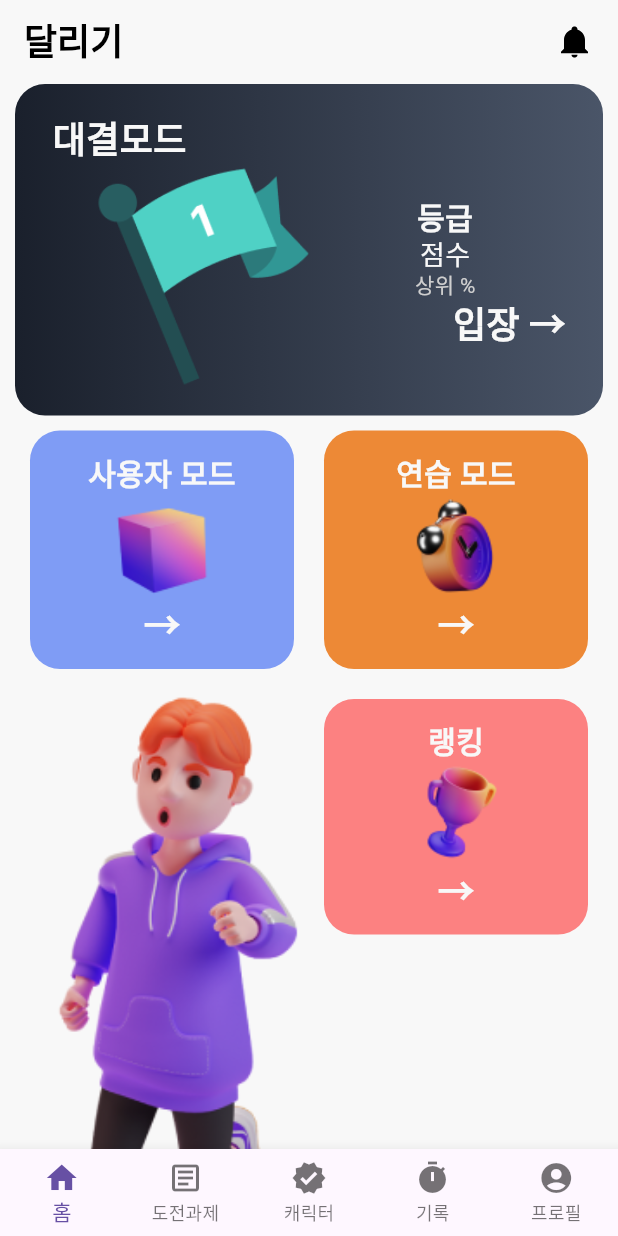
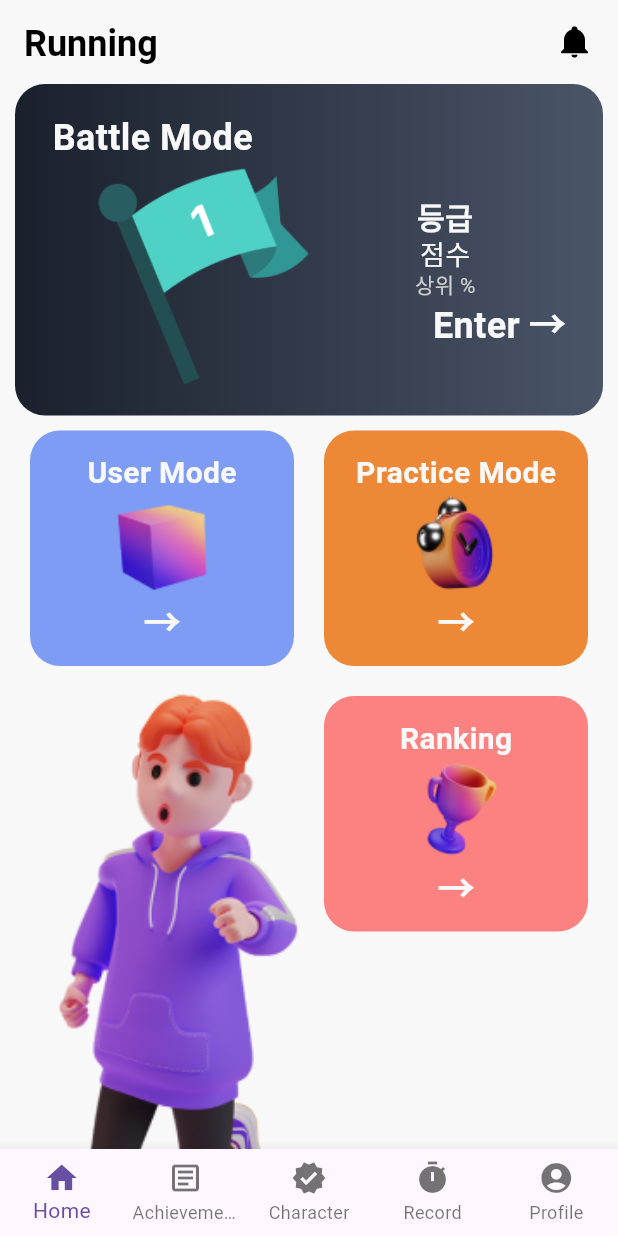
Before and after one commit to RunTime-SSAFY/RunTime, a Flutter app: the screen it shows after launch, on a phone screen of 412 x 824 dp. Run offline on Flutter 3.47's test engine with Material 3 defaults, Android fonts, the phone set to English and light mode, and no system bars; our stand-ins replace flutter_riverpod, flutter_svg; Roboto replaces fonts that are missing (Pretendard).

Commit message:
[feat] 다국어 지원 - 영어, 한국어

```diff
--- a/front_android/lib/main.dart
+++ b/front_android/lib/main.dart
@@ -1,6 +1,8 @@
 import 'package:flutter/material.dart';
+import 'package:flutter_localizations/flutter_localizations.dart';
 import 'package:flutter_riverpod/flutter_riverpod.dart';
 import 'package:front_android/src/service/theme_service.dart';
+import 'package:front_android/util/lang/generated/l10n.dart';
 import 'package:front_android/util/route_path.dart';
 
 void main() {
@@ -13,6 +15,13 @@ class MyApp extends ConsumerWidget {
   @override
   Widget build(BuildContext context, WidgetRef ref) {
     return MaterialApp(
+      localizationsDelegates: const [
+        S.delegate,
+        GlobalMaterialLocalizations.delegate,
+        GlobalWidgetsLocalizations.delegate,
+        GlobalCupertinoLocalizations.delegate,
+      ],
+      supportedLocales: S.delegate.supportedLocales,
       builder: (context, child) {
         return Overlay(
           initialEntries: [
--- /dev/null
+++ b/front_android/lib/src/service/lang_service.dart
@@ -0,0 +1,17 @@
+import 'package:flutter/material.dart';
+import 'package:front_android/util/helper/l10n_helper.dart';
+
+class LangService with ChangeNotifier {
+  LangService({
+    Locale? locale,
+  }) : locale = locale ?? IntlHelper.ko;
+
+  /// 현재 언어
+  Locale locale;
+
+  /// 언어 변경
+  void changeLang(Locale targetLang) {
+    locale = targetLang;
+    notifyListeners();
+  }
+}
--- /dev/null
+++ b/front_android/lib/src/theme/components/bottom_navigation.dart
@@ -0,0 +1,35 @@
+import 'package:flutter/material.dart';
+import 'package:front_android/util/lang/generated/l10n.dart';
+
+class BottomNavigationWidget extends StatelessWidget {
+  const BottomNavigationWidget({super.key});
+
+  @override
+  Widget build(BuildContext context) {
+    return BottomNavigationBar(
+      type: BottomNavigationBarType.fixed,
+      items: [
+        BottomNavigationBarItem(
+          icon: const Icon(Icons.home),
+          label: S.current.home,
+        ),
+        BottomNavigationBarItem(
+          icon: const Icon(Icons.article_outlined),
+          label: S.current.achievement,
+        ),
+        BottomNavigationBarItem(
+          icon: const Icon(Icons.verified),
+          label: S.current.character,
+        ),
+        BottomNavigationBarItem(
+          icon: const Icon(Icons.timer),
+          label: S.current.record,
+        ),
+        BottomNavigationBarItem(
+          icon: const Icon(Icons.account_circle_rounded),
+          label: S.current.profile,
+        ),
+      ],
+    );
+  }
+}
--- a/front_android/lib/src/view/runMain/run_view.dart
+++ b/front_android/lib/src/view/runMain/run_view.dart
@@ -2,9 +2,11 @@ import 'package:flutter/material.dart';
 import 'package:flutter_riverpod/flutter_riverpod.dart';
 import 'package:front_android/src/service/theme_service.dart';
 import 'package:front_android/src/theme/components/app_icon.dart';
+import 'package:front_android/src/theme/components/bottom_navigation.dart';
 import 'package:front_android/src/theme/components/png_image.dart';
 import 'package:front_android/src/view/runMain/widget/battle_mode_button.dart';
 import 'package:front_android/src/view/runMain/widget/run_main_button.dart';
+import 'package:front_android/util/lang/generated/l10n.dart';
 import 'package:front_android/util/route_path.dart';
 
 class RunMainView extends ConsumerWidget {
@@ -15,7 +17,7 @@ class RunMainView extends ConsumerWidget {
     return Scaffold(
       appBar: AppBar(
         title: Text(
-          '달리기',
+          S.current.running,
           style: ref.typo.appBarTitle,
         ),
         actions: const [
@@ -39,14 +41,14 @@ class RunMainView extends ConsumerWidget {
               children: [
                 Expanded(
                   child: RunMainButton(
-                    '사용자 모드',
+                    S.current.userMode,
                     RoutePath.userMode,
                     ref.color.userMode,
                   ),
                 ),
                 Expanded(
                   child: RunMainButton(
-                    '연습 모드',
+                    S.current.practiceMode,
                     RoutePath.practiceMode,
                     ref.color.practiceMode,
                   ),
@@ -60,7 +62,7 @@ class RunMainView extends ConsumerWidget {
                 const Expanded(child: PngImage(image: 'main_run_image')),
                 Expanded(
                   child: RunMainButton(
-                    '랭킹',
+                    S.current.ranking,
                     RoutePath.ranking,
                     ref.color.rankingButton,
                   ),
@@ -70,31 +72,7 @@ class RunMainView extends ConsumerWidget {
           ],
         ),
       ),
-      bottomNavigationBar: BottomNavigationBar(
-        type: BottomNavigationBarType.fixed,
-        items: const [
-          BottomNavigationBarItem(
-            icon: Icon(Icons.home),
-            label: '홈',
-          ),
-          BottomNavigationBarItem(
-            icon: Icon(Icons.article_outlined),
-            label: '도전과제',
-          ),
-          BottomNavigationBarItem(
-            icon: Icon(Icons.verified),
-            label: '캐릭터',
-          ),
-          BottomNavigationBarItem(
-            icon: Icon(Icons.timer),
-            label: '기록',
-          ),
-          BottomNavigationBarItem(
-            icon: Icon(Icons.account_circle_rounded),
-            label: '프로필',
-          ),
-        ],
-      ),
+      bottomNavigationBar: const BottomNavigationWidget(),
     );
   }
 }
--- a/front_android/lib/src/view/runMain/widget/battle_mode_button.dart
+++ b/front_android/lib/src/view/runMain/widget/battle_mode_button.dart
@@ -4,6 +4,7 @@ import 'package:flutter/widgets.dart';
 import 'package:flutter_riverpod/flutter_riverpod.dart';
 import 'package:front_android/src/service/theme_service.dart';
 import 'package:front_android/src/theme/components/png_image.dart';
+import 'package:front_android/util/lang/generated/l10n.dart';
 import 'package:front_android/util/route_path.dart';
 
 class BattleModeButton extends ConsumerWidget {
@@ -41,7 +42,7 @@ class BattleModeButton extends ConsumerWidget {
                 crossAxisAlignment: CrossAxisAlignment.start,
                 children: [
                   Text(
-                    '대결모드',
+                    S.current.battleMode,
                     style: ref.typo.headline1,
                   ),
                   Row(
@@ -79,7 +80,7 @@ class BattleModeButton extends ConsumerWidget {
                             ),
                           ),
                           Text(
-                            '입장 →',
+                            '${S.current.enter} →',
                             style: ref.typo.headline1,
                           ),
                         ],
--- /dev/null
+++ b/front_android/lib/util/helper/l10n_helper.dart
@@ -0,0 +1,9 @@
+import 'package:flutter/material.dart';
+import 'package:intl/intl.dart';
+
+abstract class IntlHelper {
+  static const Locale ko = Locale('ko');
+  static const Locale en = Locale('en');
+
+  String get currentLang => Intl.getCurrentLocale();
+}
--- /dev/null
+++ b/front_android/lib/util/lang/l10n/intl_en.arb
@@ -0,0 +1,15 @@
+{
+  "@@locale": "en",
+  "battleMode": "Battle Mode",
+  "enter": "Enter",
+  "running": "Running",
+  "userMode": "User Mode",
+  "practiceMode": "Practice Mode",
+  "ranking": "Ranking",
+  "home": "Home",
+  "achievement": "Achievement",
+  "character": "Character",
+  "record": "Record",
+  "profile": "Profile",
+  "semanticsButton": "Button"
+}
--- /dev/null
+++ b/front_android/lib/util/lang/l10n/intl_ko.arb
@@ -0,0 +1,15 @@
+{
+  "@@locale": "ko",
+  "battleMode": "배틀모드",
+  "enter": "입장",
+  "running": "달리기",
+  "userMode": "사용자모드",
+  "practiceMode": "연습모드",
+  "ranking": "랭킹",
+  "home": "홈",
+  "achievement": "도전과제",
+  "character": "캐릭터",
+  "record": "기록",
+  "profile": "프로필",
+  "semanticsButton": "버튼"
+}
```
Also changed, not shown: front_android/pubspec.yaml (+7 -4 lines), front_android/lib/util/lang/generated/intl/messages_all.dart (added), front_android/lib/util/lang/generated/intl/messages_en.dart (added), front_android/lib/util/lang/generated/intl/messages_ko.dart (added), front_android/lib/util/lang/generated/l10n.dart (added), front_android/pubspec.lock, 1 other file.
